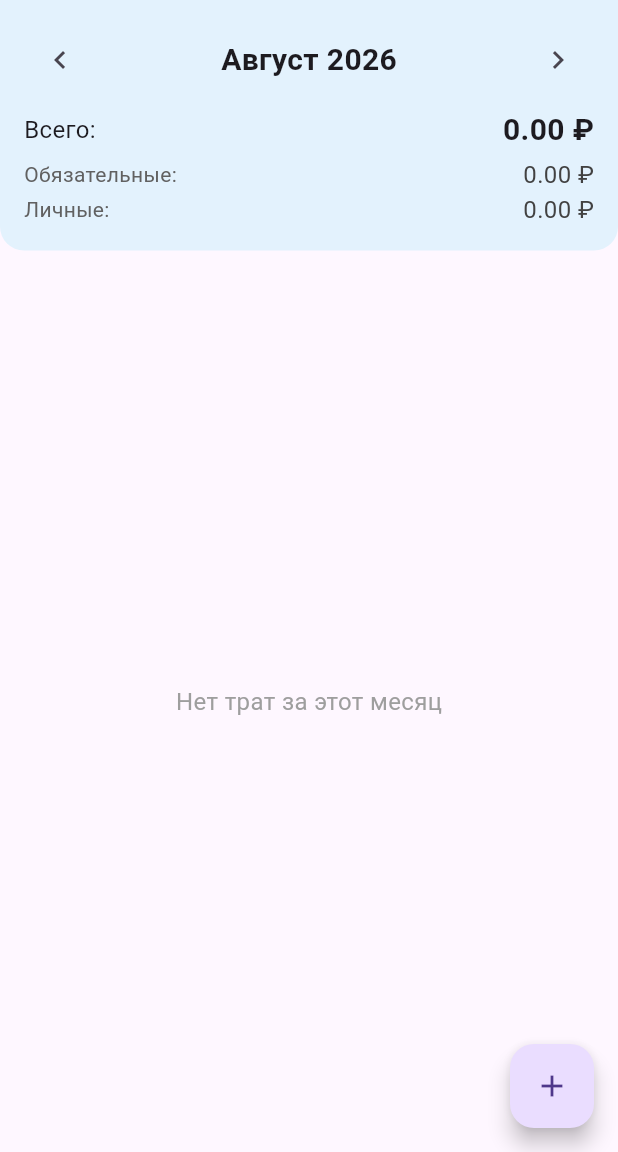
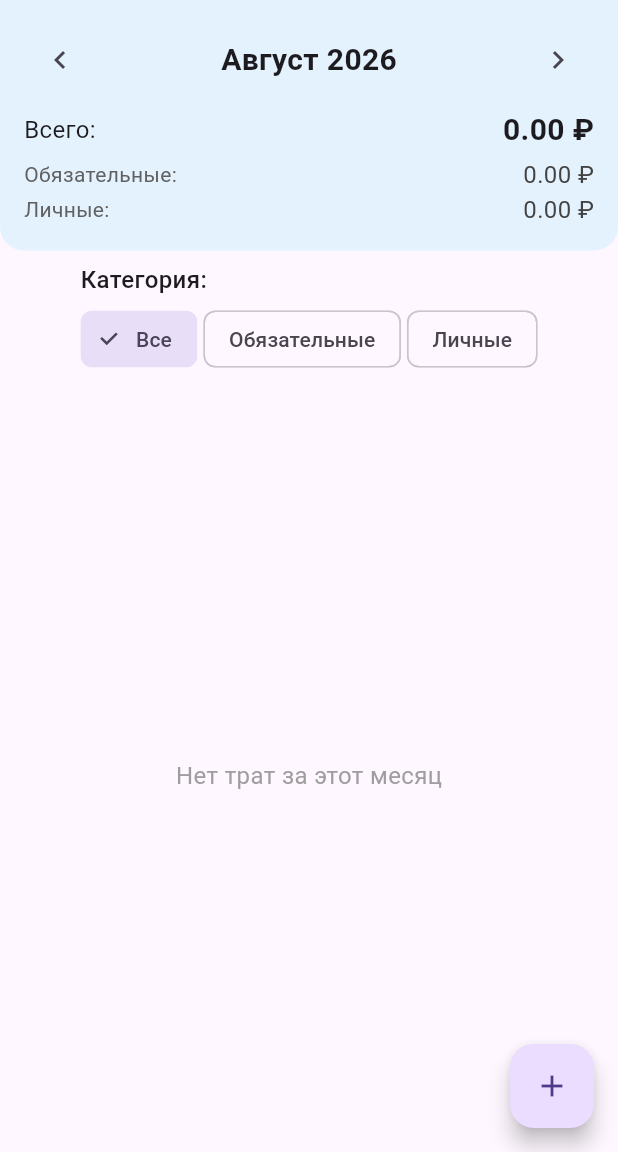
Before and after one commit to AlexeyHrulyow/SpentlyApp, a Flutter app: the screen it shows after launch, after a tap on the "chevron left" icon, on a phone screen of 412 x 824 dp, the part 84-1236 px from its top. Run offline on Flutter 3.47's test engine with Material 3 defaults, Android fonts, the phone set to English and light mode, and no system bars; our stand-ins replace fl_chart, sqflite; accounts and stored records are empty.

Commit message:
beta v0.0.5
- Добавлена фильтрация по категориям и подкатегориям на домашнем экране.

```diff
--- a/lib/screens/home_screen.dart
+++ b/lib/screens/home_screen.dart
@@ -17,6 +17,10 @@ class _HomeScreenState extends State<HomeScreen> {
   int _currentYear = DateTime.now().year;
   int _currentMonth = DateTime.now().month;
 
+  // Фильтры
+  String? _filterCategory;      // null = все, 'fixed', 'personal'
+  String? _filterSubcategory;   // null = все
+
   // Список трат за текущий месяц
   List<Expense> _expenses = [];
   // Итоговые суммы
@@ -32,7 +36,7 @@ class _HomeScreenState extends State<HomeScreen> {
     _loadData();
   }
 
-  // Загрузка данных из БД
+  // Загрузка данных из БД (без сброса фильтров)
   Future<void> _loadData() async {
     setState(() {
       _isLoading = true;
@@ -66,7 +70,15 @@ class _HomeScreenState extends State<HomeScreen> {
     });
   }
 
-  // Переключение месяца
+  // Сброс фильтров
+  void _resetFilters() {
+    setState(() {
+      _filterCategory = null;
+      _filterSubcategory = null;
+    });
+  }
+
+  // Переключение месяца (сбрасываем фильтры)
   void _changeMonth(int offset) {
     setState(() {
       _currentMonth += offset;
@@ -78,6 +90,7 @@ class _HomeScreenState extends State<HomeScreen> {
         _currentYear--;
       }
     });
+    _resetFilters();
     _loadData();
   }
 
@@ -102,11 +115,23 @@ class _HomeScreenState extends State<HomeScreen> {
     );
     if (confirm == true) {
       await DatabaseHelper.instance.deleteTransaction(id);
-      _loadData(); // обновляем список
+      _loadData(); // обновляем список (фильтры сохраняются)
       ScaffoldMessenger.of(context).showSnackBar(
         SnackBar(content: Text('Трата удалена')),
       );
     }
+  }
+
+  // Получение отфильтрованного списка
+  List<Expense> _getFilteredExpenses() {
+    var filtered = _expenses;
+    if (_filterCategory != null) {
+      filtered = filtered.where((e) => e.category == _filterCategory).toList();
+    }
+    if (_filterSubcategory != null) {
+      filtered = filtered.where((e) => e.subcategory == _filterSubcategory).toList();
+    }
+    return filtered;
   }
 
   @override
@@ -132,6 +157,7 @@ class _HomeScreenState extends State<HomeScreen> {
                   _currentYear = result['year']!;
                   _currentMonth = result['month']!;
                 });
+                _resetFilters(); // сбрасываем фильтры при смене месяца из статистики
                 _loadData();
               }
             },
@@ -147,9 +173,8 @@ class _HomeScreenState extends State<HomeScreen> {
           ? Center(child: CircularProgressIndicator())
           : Column(
               children: [
-                // Сводка за месяц
                 _buildSummary(),
-                // Список трат
+                _buildFilters(),
                 Expanded(
                   child: _expenses.isEmpty
                       ? Center(
@@ -159,9 +184,9 @@ class _HomeScreenState extends State<HomeScreen> {
                           ),
                         )
                       : ListView.builder(
-                          itemCount: _expenses.length,
+                          itemCount: _getFilteredExpenses().length,
                           itemBuilder: (context, index) {
-                            final expense = _expenses[index];
+                            final expense = _getFilteredExpenses()[index];
                             return _buildExpenseItem(expense);
                           },
                         ),
@@ -176,7 +201,7 @@ class _HomeScreenState extends State<HomeScreen> {
             MaterialPageRoute(builder: (context) => AddExpenseScreen()),
           );
           if (result == true) {
-            // Если пользователь сохранил трату — обновляем данные
+            // Если пользователь сохранил трату — обновляем данные (фильтры сохраняются)
             _loadData();
           }
         },
@@ -251,6 +276,88 @@ class _HomeScreenState extends State<HomeScreen> {
           ),
         ],
       ),
+    );
+  }
+
+  // Виджет фильтров
+  Widget _buildFilters() {
+    // Получаем уникальные подкатегории из текущего списка
+    final subcategories = _expenses.map((e) => e.subcategory).toSet().toList();
+    subcategories.sort();
+
+    return Padding(
+      padding: const EdgeInsets.symmetric(horizontal: 16.0, vertical: 8.0),
+      child: Column(
+        crossAxisAlignment: CrossAxisAlignment.start,
+        children: [
+          // Строка с надписью "Категория" и чипсами в отдельной строке
+          const Text(
+            'Категория:',
+            style: TextStyle(fontWeight: FontWeight.w500, fontSize: 16),
+          ),
+          const SizedBox(height: 4),
+          Wrap(
+            spacing: 4,          // горизонтальный отступ между чипсами
+            runSpacing: 4,        // отступ между строками, если переносятся
+            children: [
+              _buildCategoryChip('Все', null),
+              _buildCategoryChip('Обязательные', 'fixed'),
+              _buildCategoryChip('Личные', 'personal'),
+            ],
+          ),
+          const SizedBox(height: 8),
+
+          // Фильтр по подкатегории
+          if (subcategories.isNotEmpty)
+            Row(
+              children: [
+                const Text(
+                  'Подкатегория:',
+                  style: TextStyle(fontWeight: FontWeight.w500, fontSize: 16),
+                ),
+                const SizedBox(width: 8),
+                Expanded(
+                  child: DropdownButton<String>(
+                    hint: const Text('Все'),
+                    value: _filterSubcategory,
+                    isExpanded: true,
+                    items: [
+                      const DropdownMenuItem<String>(
+                        value: null,
+                        child: Text('Все'),
+                      ),
+                      ...subcategories.map((sub) {
+                        return DropdownMenuItem<String>(
+                          value: sub,
+                          child: Text(_translateSubcategory(sub)),
+                        );
+                      }),
+                    ],
+                    onChanged: (value) {
+                      setState(() {
+                        _filterSubcategory = value;
+                      });
+                    },
+                  ),
+                ),
+              ],
+            ),
+        ],
+      ),
+    );
+  }
+
+  // Чипс для выбора категории
+  Widget _buildCategoryChip(String label, String? value) {
+    bool isSelected = _filterCategory == value;
+    return ChoiceChip(
+      label: Text(label),
+      selected: isSelected,
+      onSelected: (selected) {
+        setState(() {
+          _filterCategory = selected ? value : null;
+        });
+      },
     );
   }
 
```
